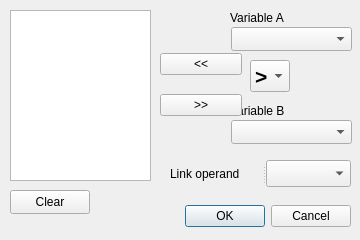
Above: ui_msta_trend_definition.ui from epzt/msta before the change. Below: the same form after it.
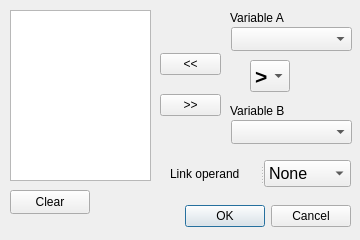
That is the form after the change.

Patch:
```diff
--- a/ui_msta_trend_definition.ui
+++ b/ui_msta_trend_definition.ui
@@ -122,7 +122,7 @@
     <rect>
      <x>160</x>
      <y>40</y>
-     <width>82</width>
+     <width>61</width>
      <height>91</height>
     </rect>
    </property>
@@ -181,7 +181,7 @@
     </property>
     <item>
      <property name="text">
-      <string/>
+      <string>None</string>
      </property>
     </item>
     <item>
```
Left out of the diff: 11 changed lines with no effect on the pictures.
